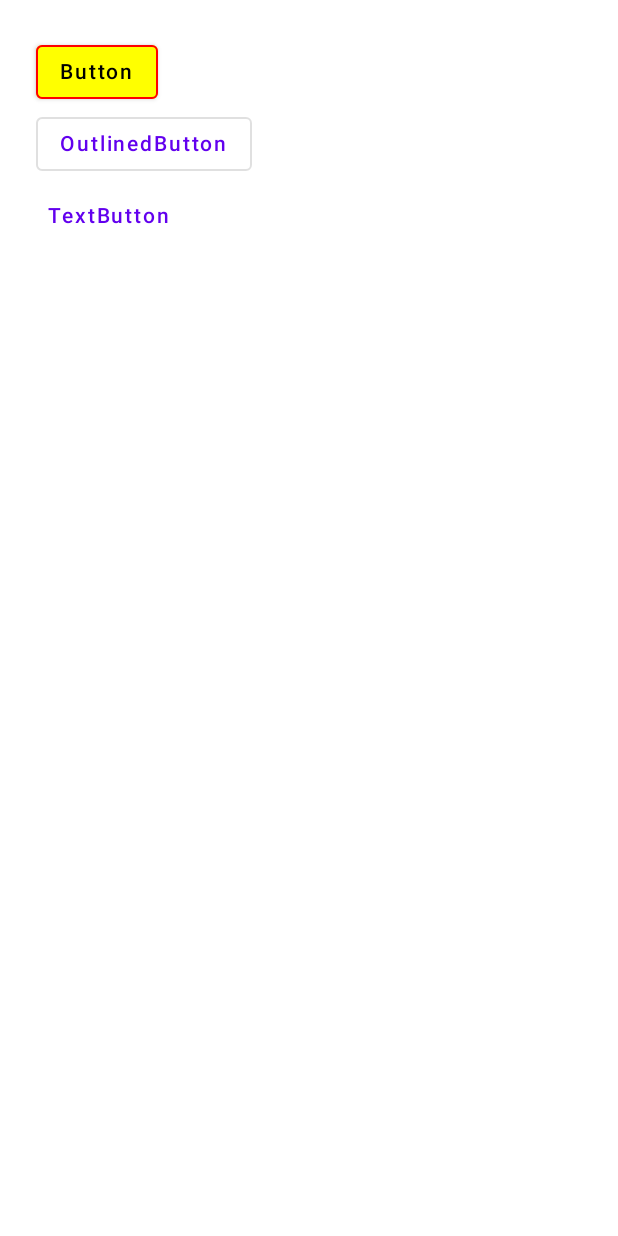
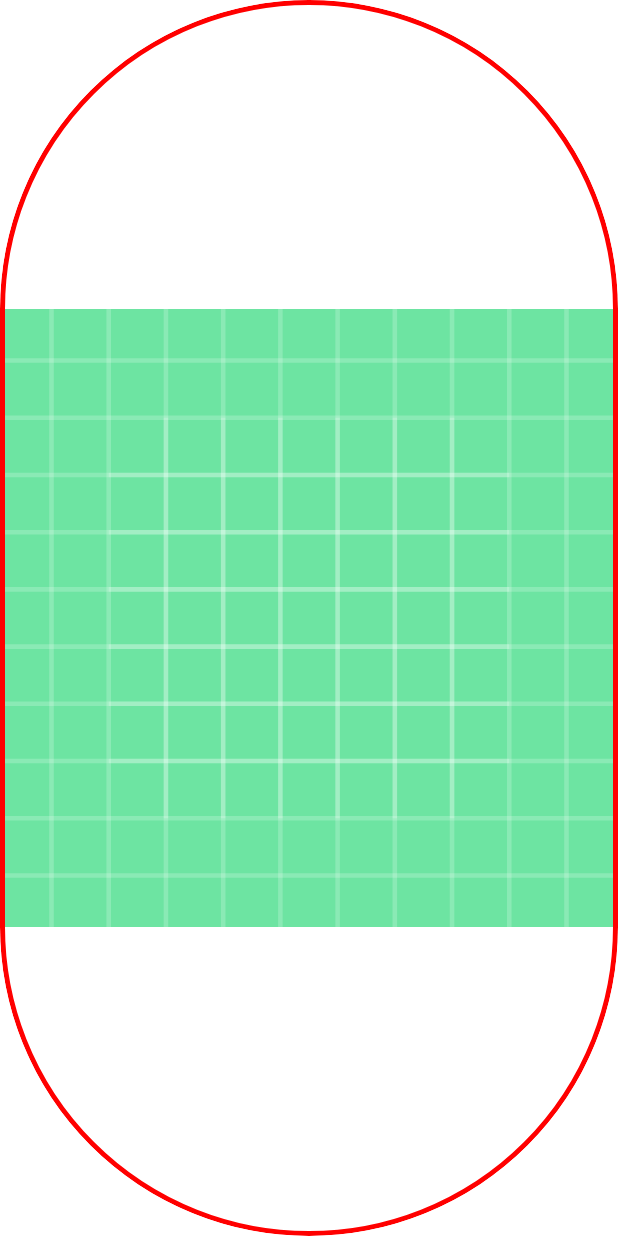
Before and after one commit to pereyrarg11/Compose-Components, an Android app built with Jetpack Compose: the screen it shows after launch (MainActivity), on a phone screen of 412 x 824 dp. Run offline under Robolectric (Android 15) with nearby library versions, the phone set to English and light mode, and no system bars.

Commit message:
chore: example of image

```diff
--- a/app/src/main/java/com/pereyrarg11/composecomponents/MainActivity.kt
+++ b/app/src/main/java/com/pereyrarg11/composecomponents/MainActivity.kt
@@ -4,9 +4,12 @@ import android.os.Bundle
 import androidx.activity.ComponentActivity
 import androidx.activity.compose.setContent
 import androidx.compose.foundation.BorderStroke
+import androidx.compose.foundation.Image
+import androidx.compose.foundation.border
 import androidx.compose.foundation.layout.Column
 import androidx.compose.foundation.layout.fillMaxSize
 import androidx.compose.foundation.layout.padding
+import androidx.compose.foundation.shape.CircleShape
 import androidx.compose.material.*
 import androidx.compose.runtime.Composable
 import androidx.compose.runtime.getValue
@@ -14,7 +17,9 @@ import androidx.compose.runtime.mutableStateOf
 import androidx.compose.runtime.saveable.rememberSaveable
 import androidx.compose.runtime.setValue
 import androidx.compose.ui.Modifier
+import androidx.compose.ui.draw.clip
 import androidx.compose.ui.graphics.Color
+import androidx.compose.ui.res.painterResource
 import androidx.compose.ui.text.TextStyle
 import androidx.compose.ui.text.font.FontFamily
 import androidx.compose.ui.text.font.FontWeight
@@ -47,7 +52,8 @@ class MainActivity : ComponentActivity() {
                             }
                         }
                     }*/
-                    MyButtons()
+                    //MyButtons()
+                    MyImage()
                 }
             }
         }
@@ -154,12 +160,24 @@ fun MyButtons() {
     }
 }
 
+@Composable
+fun MyImage() {
+    Image(
+        painter = painterResource(id = R.drawable.ic_launcher_background),
+        contentDescription = "Image",
+        alpha = 0.75f,
+        //modifier = Modifier.clip(RoundedCornerShape(25f))
+        modifier = Modifier.clip(CircleShape).border(3.dp, Color.Red, CircleShape)
+    )
+}
+
 @Preview(showBackground = true)
 @Composable
 fun DefaultPreview() {
     ComposeComponentsTheme {
         //MyText()
         //MyTextField()
-        MyButtons()
+        //MyButtons()
+        MyImage()
     }
 }
```
